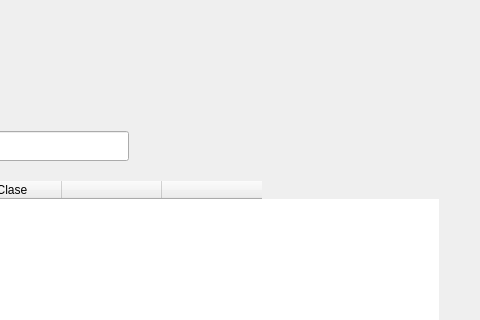
Before: the Qt Designer form blustock/ui/screens_uis/clases.ui in MaxAPBusiness/Blustock, drawn with Qt 5; both pictures show x 279 to 759 and y 0 to 320 of the 759 by 475 pixel window.
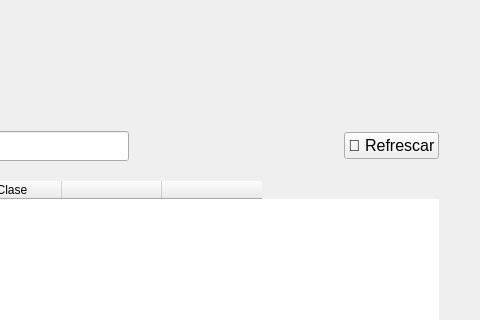
After: the same form once the commit is applied. Icons and pictures are not drawn.

Diff of the .ui file:
```diff
--- a/blustock/ui/screens_uis/clases.ui
+++ b/blustock/ui/screens_uis/clases.ui
@@ -127,6 +127,18 @@
          </property>
         </spacer>
        </item>
+       <item>
+        <widget class="QPushButton" name="pushButton">
+         <property name="font">
+          <font>
+           <pointsize>12</pointsize>
+          </font>
+         </property>
+         <property name="text">
+          <string>🔄 Refrescar</string>
+         </property>
+        </widget>
+       </item>
       </layout>
      </item>
      <item>
```
